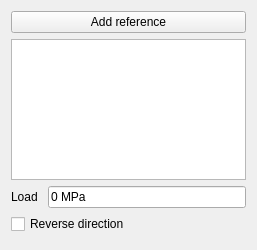
Above: src/Mod/Fem/Gui/TaskFemConstraintPressure.ui from PrzemoF/FreeCAD before the change. Below: the same form after it.
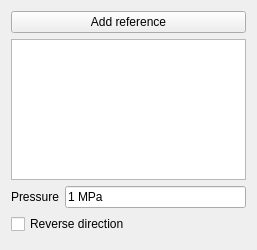
That is the form after the change. Custom widgets are drawn as their Qt base class.

Commit message: units working - but why defaults to kPa? reverse direction is broken

Patch:
```diff
--- a/src/Mod/Fem/Gui/TaskFemConstraintPressure.ui
+++ b/src/Mod/Fem/Gui/TaskFemConstraintPressure.ui
@@ -29,14 +29,14 @@
      <item>
       <widget class="QLabel" name="l_pressure">
        <property name="text">
-        <string>Load </string>
+        <string>Pressure</string>
        </property>
       </widget>
      </item>
      <item>
       <widget class="Gui::InputField" name="if_pressure">
        <property name="text">
-        <string>0 MPa</string>
+        <string>1 MPa</string>
        </property>
        <property name="unit" stdset="0">
         <string notr="true"/>
```
The commit also changes 2 other files.
